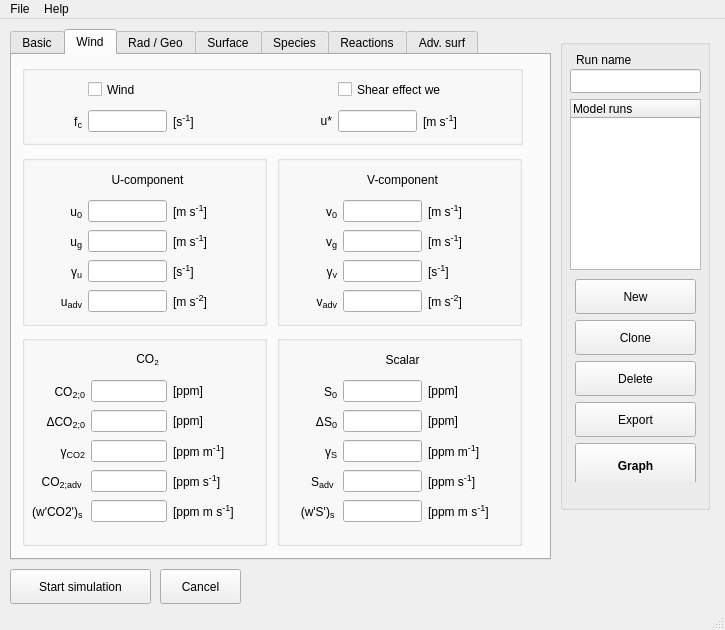
Before: the Qt Designer form mainwindow.ui in classmodel/modelgui, drawn with Qt 5.
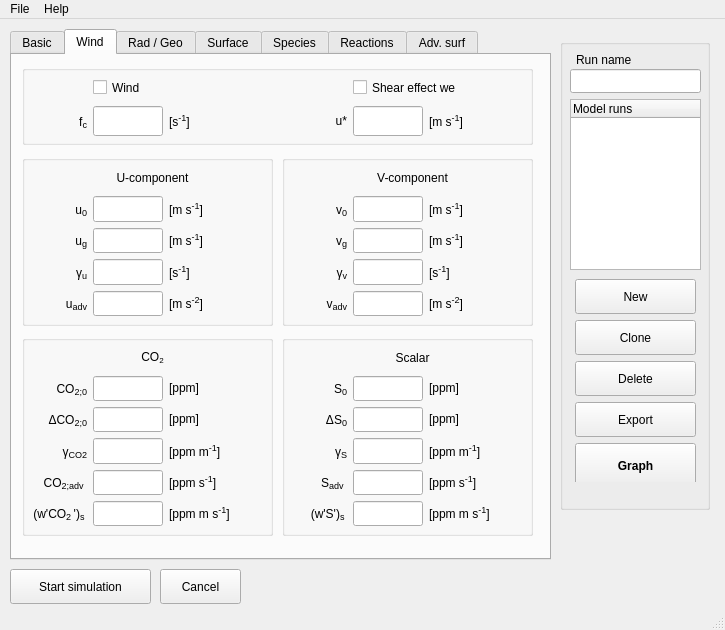
After: the same form once the commit is applied. The open tabs and pages were chosen to show the change.

Diff of the .ui file:
```diff
--- a/mainwindow.ui
+++ b/mainwindow.ui
@@ -1578,7 +1578,7 @@
        <rect>
         <x>10</x>
         <y>100</y>
-        <width>245</width>
+        <width>251</width>
         <height>171</height>
        </rect>
       </property>
@@ -1590,8 +1590,8 @@
         <rect>
          <x>10</x>
          <y>10</y>
-         <width>231</width>
-         <height>153</height>
+         <width>241</width>
+         <height>151</height>
         </rect>
        </property>
        <layout class="QGridLayout" name="wind_U_grid" columnstretch="1,0,1" columnminimumwidth="50,0,90">
@@ -1600,6 +1600,24 @@
         </property>
         <item row="1" column="0">
          <widget class="QLabel" name="label_wind_u">
+          <property name="sizePolicy">
+           <sizepolicy hsizetype="Fixed" vsizetype="Preferred">
+            <horstretch>0</horstretch>
+            <verstretch>0</verstretch>
+           </sizepolicy>
+          </property>
+          <property name="minimumSize">
+           <size>
+            <width>55</width>
+            <height>0</height>
+           </size>
+          </property>
+          <property name="maximumSize">
+           <size>
+            <width>55</width>
+            <height>16777215</height>
+           </size>
+          </property>
           <property name="toolTip">
            <string/>
           </property>
@@ -1614,17 +1632,23 @@
         <item row="1" column="1">
          <widget class="QLineEdit" name="input_wind_u">
           <property name="sizePolicy">
-           <sizepolicy hsizetype="Expanding" vsizetype="Fixed">
+           <sizepolicy hsizetype="Fixed" vsizetype="Expanding">
             <horstretch>0</horstretch>
             <verstretch>0</verstretch>
            </sizepolicy>
           </property>
           <property name="minimumSize">
            <size>
-            <width>60</width>
+            <width>70</width>
             <height>0</height>
            </size>
           </property>
+          <property name="maximumSize">
+           <size>
+            <width>70</width>
+            <height>16777215</height>
+           </size>
+          </property>
           <property name="toolTip">
            <string>initial mixed-layer u-wind speed</string>
           </property>
@@ -1635,6 +1659,24 @@
         </item>
         <item row="2" column="0">
          <widget class="QLabel" name="label_wind_ug">
+          <property name="sizePolicy">
+           <sizepolicy hsizetype="Fixed" vsizetype="Preferred">
+            <horstretch>0</horstretch>
+            <verstretch>0</verstretch>
+           </sizepolicy>
+          </property>
+          <property name="minimumSize">
+           <size>
+            <width>55</width>
+            <height>0</height>
+           </size>
+          </property>
+          <property name="maximumSize">
+           <size>
+            <width>55</width>
+            <height>16777215</height>
+           </size>
+          </property>
           <property name="toolTip">
            <string/>
           </property>
@@ -1648,6 +1690,24 @@
         </item>
         <item row="2" column="1">
          <widget class="QLineEdit" name="input_wind_ug">
+          <property name="sizePolicy">
+           <sizepolicy hsizetype="Fixed" vsizetype="Expanding">
+            <horstretch>0</horstretch>
+            <verstretch>0</verstretch>
+           </sizepolicy>
+          </property>
+          <property name="minimumSize">
+           <size>
+            <width>70</width>
+            <height>0</height>
+           </size>
+          </property>
+          <property name="maximumSize">
+           <size>
+            <width>70</width>
+            <height>16777215</height>
+           </size>
+          </property>
           <property name="toolTip">
            <string>geostrophic  u-wind speed</string>
           </property>
@@ -1658,6 +1718,24 @@
         </item>
         <item row="3" column="0">
          <widget class="QLabel" name="label_wind_gammau">
+          <property name="sizePolicy">
+           <sizepolicy hsizetype="Fixed" vsizetype="Preferred">
+            <horstretch>0</horstretch>
+            <verstretch>0</verstretch>
+           </sizepolicy>
+          </property>
+          <property name="minimumSize">
+           <size>
+            <width>55</width>
+            <height>0</height>
+           </size>
+          </property>
+          <property name="maximumSize">
+           <size>
+            <width>55</width>
+            <height>16777215</height>
+           </size>
+          </property>
           <property name="toolTip">
            <string/>
           </property>
@@ -1671,6 +1749,24 @@
         </item>
         <item row="3" column="1">
          <widget class="QLineEdit" name="input_wind_gammau">
+          <property name="sizePolicy">
+           <sizepolicy hsizetype="Fixed" vsizetype="Expanding">
+            <horstretch>0</horstretch>
+            <verstretch>0</verstretch>
+           </sizepolicy>
+          </property>
+          <property name="minimumSize">
+           <size>
+            <width>70</width>
+            <height>0</height>
+           </size>
+          </property>
+          <property name="maximumSize">
+           <size>
+            <width>70</width>
+            <height>16777215</height>
+           </size>
+          </property>
           <property name="toolTip">
            <string>free atmosphere u-wind speed lapse rate</string>
           </property>
@@ -1681,6 +1777,24 @@
         </item>
         <item row="4" column="0">
          <widget class="QLabel" name="label_wind_advu">
+          <property name="sizePolicy">
+           <sizepolicy hsizetype="Fixed" vsizetype="Preferred">
+            <horstretch>0</horstretch>
+            <verstretch>0</verstretch>
+           </sizepolicy>
+          </property>
+          <property name="minimumSize">
+           <size>
+            <width>55</width>
+            <height>0</height>
+           </size>
+          </property>
+          <property name="maximumSize">
+           <size>
+            <width>55</width>
+            <height>16777215</height>
+           </size>
+          </property>
           <property name="toolTip">
            <string/>
           </property>
@@ -1694,6 +1808,24 @@
         </item>
         <item row="4" column="1">
          <widget class="QLineEdit" name="input_wind_advu">
+          <property name="sizePolicy">
+           <sizepolicy hsizetype="Fixed" vsizetype="Expanding">
+            <horstretch>0</horstretch>
+            <verstretch>0</verstretch>
+           </sizepolicy>
+          </property>
+          <property name="minimumSize">
+           <size>
+            <width>70</width>
+            <height>0</height>
+           </size>
+          </property>
+          <property name="maximumSize">
+           <size>
+            <width>70</width>
+            <height>16777215</height>
+           </size>
+          </property>
           <property name="toolTip">
            <string>advection of u-wind</string>
           </property>
@@ -1782,9 +1914,9 @@
      <widget class="QGroupBox" name="wind_V_group">
       <property name="geometry">
        <rect>
-        <x>265</x>
+        <x>270</x>
         <y>100</y>
-        <width>245</width>
+        <width>251</width>
         <height>171</height>
        </rect>
       </property>
@@ -1796,8 +1928,8 @@
         <rect>
          <x>10</x>
          <y>10</y>
-         <width>231</width>
-         <height>153</height>
+         <width>241</width>
+         <height>151</height>
         </rect>
        </property>
        <layout class="QGridLayout" name="u_comp_grid_2" columnstretch="1,0,1" columnminimumwidth="50,0,90">
@@ -1806,6 +1938,24 @@
         </property>
         <item row="1" column="0">
          <widget class="QLabel" name="label_wind_v">
+          <property name="sizePolicy">
+           <sizepolicy hsizetype="Fixed" vsizetype="Preferred">
+            <horstretch>0</horstretch>
+            <verstretch>0</verstretch>
+           </sizepolicy>
+          </property>
+          <property name="minimumSize">
+           <size>
+            <width>55</width>
+            <height>0</height>
+           </size>
+          </property>
+          <property name="maximumSize">
+           <size>
+            <width>55</width>
+            <height>16777215</height>
+           </size>
+          </property>
           <property name="toolTip">
            <string/>
           </property>
@@ -1819,12 +1969,24 @@
         </item>
         <item row="1" column="1">
          <widget class="QLineEdit" name="input_wind_v">
+          <property name="sizePolicy">
+           <sizepolicy hsizetype="Fixed" vsizetype="Expanding">
+            <horstretch>0</horstretch>
+            <verstretch>0</verstretch>
+           </sizepolicy>
+          </property>
           <property name="minimumSize">
            <size>
-            <width>60</width>
+            <width>70</width>
             <height>0</height>
            </size>
           </property>
+          <property name="maximumSize">
+           <size>
+            <width>70</width>
+            <height>16777215</height>
+           </size>
+          </property>
           <property name="toolTip">
            <string>initial mixed-layer v-wind speed</string>
           </property>
@@ -1835,6 +1997,24 @@
         </item>
         <item row="2" column="0">
          <widget class="QLabel" name="label_wind_vg">
+          <property name="sizePolicy">
+           <sizepolicy hsizetype="Fixed" vsizetype="Preferred">
+            <horstretch>0</horstretch>
+            <verstretch>0</verstretch>
+           </sizepolicy>
+          </property>
+          <property name="minimumSize">
+           <size>
+            <width>55</width>
+            <height>0</height>
+           </size>
+          </property>
+          <property name="maximumSize">
+           <size>
+            <width>55</width>
+            <height>16777215</height>
+           </size>
+          </property>
           <property name="toolTip">
            <string/>
           </property>
@@ -1848,6 +2028,24 @@
         </item>
         <item row="2" column="1">
          <widget class="QLineEdit" name="input_wind_vg">
+          <property name="sizePolicy">
+           <sizepolicy hsizetype="Fixed" vsizetype="Expanding">
+            <horstretch>0</horstretch>
+            <verstretch>0</verstretch>
+           </sizepolicy>
+          </property>
+          <property name="minimumSize">
+           <size>
+            <width>70</width>
+            <height>0</height>
+           </size>
+          </property>
+          <property name="maximumSize">
+           <size>
+            <width>70</width>
+            <height>16777215</height>
+           </size>
+          </property>
           <property name="toolTip">
            <string>geostrophic  v-wind speed</string>
           </property>
@@ -1858,6 +2056,24 @@
         </item>
         <item row="3" column="0">
          <widget class="QLabel" name="label_wind_gammav">
+          <property name="sizePolicy">
+           <sizepolicy hsizetype="Fixed" vsizetype="Preferred">
+            <horstretch>0</horstretch>
+            <verstretch>0</verstretch>
+           </sizepolicy>
+          </property>
+          <property name="minimumSize">
+           <size>
+            <width>55</width>
+            <height>0</height>
+           </size>
+          </property>
+          <property name="maximumSize">
+           <size>
+            <width>55</width>
+            <height>16777215</height>
+           </size>
+          </property>
           <property name="toolTip">
            <string/>
           </property>
@@ -1871,6 +2087,24 @@
         </item>
         <item row="3" column="1">
          <widget class="QLineEdit" name="input_wind_gammav">
+          <property name="sizePolicy">
+           <sizepolicy hsizetype="Fixed" vsizetype="Expanding">
+            <horstretch>0</horstretch>
+            <verstretch>0</verstretch>
+           </sizepolicy>
+          </property>
+          <property name="minimumSize">
+           <size>
+            <width>70</width>
+            <height>0</height>
+           </size>
+          </property>
+          <property name="maximumSize">
+           <size>
+            <width>70</width>
+            <height>16777215</height>
+           </size>
+          </property>
           <property name="toolTip">
            <string>free atmosphere v-wind speed lapse rate</string>
           </property>
@@ -1881,6 +2115,24 @@
         </item>
         <item row="4" column="0">
          <widget class="QLabel" name="label_wind_advv">
+          <property name="sizePolicy">
+           <sizepolicy hsizetype="Fixed" vsizetype="Preferred">
+            <horstretch>0</horstretch>
+            <verstretch>0</verstretch>
+           </sizepolicy>
+          </property>
+          <property name="minimumSize">
+           <size>
+            <width>55</width>
+            <height>0</height>
+           </size>
+          </property>
+          <property name="maximumSize">
+           <size>
+            <width>55</width>
+            <height>16777215</height>
+           </size>
+          </property>
           <property name="toolTip">
            <string/>
           </property>
@@ -1894,6 +2146,24 @@
         </item>
         <item row="4" column="1">
          <widget class="QLineEdit" name="input_wind_advv">
+          <property name="sizePolicy">
+           <sizepolicy hsizetype="Fixed" vsizetype="Expanding">
+            <horstretch>0</horstretch>
+            <verstretch>0</verstretch>
+           </sizepolicy>
+          </property>
+          <property name="minimumSize">
+           <size>
+            <width>70</width>
+            <height>0</height>
+           </size>
+          </property>
+          <property name="maximumSize">
+           <size>
+            <width>70</width>
+            <height>16777215</height>
+           </size>
+          </property>
           <property name="toolTip">
            <string>advection of v-wind</string>
           </property>
@@ -1982,10 +2252,10 @@
      <widget class="QGroupBox" name="scalar_group">
       <property name="geometry">
        <rect>
-        <x>265</x>
+        <x>270</x>
         <y>280</y>
-        <width>245</width>
-        <height>211</height>
+        <width>251</width>
+        <height>201</height>
        </rect>
       </property>
       <property name="title">
@@ -1996,13 +2266,31 @@
         <rect>
          <x>10</x>
          <y>10</y>
-         <width>231</width>
-         <height>185</height>
+         <width>241</width>
+         <height>181</height>
         </rect>
        </property>
        <layout class="QGridLayout" name="scalar_grid" columnstretch="1,0,1" columnminimumwidth="50,0,90">
         <item row="1" column="0">
          <widget class="QLabel" name="label_sca_sca">
+          <property name="sizePolicy">
+           <sizepolicy hsizetype="Fixed" vsizetype="Preferred">
+            <horstretch>0</horstretch>
+            <verstretch>0</verstretch>
+           </sizepolicy>
+          </property>
+          <property name="minimumSize">
+           <size>
+            <width>55</width>
+            <height>0</height>
+           </size>
+          </property>
+          <property name="maximumSize">
+           <size>
+            <width>55</width>
+            <height>16777215</height>
+           </size>
+          </property>
           <property name="toolTip">
            <string/>
           </property>
@@ -2016,6 +2304,24 @@
         </item>
         <item row="2" column="0">
          <widget class="QLabel" name="label_sca_dsca">
+          <property name="sizePolicy">
+           <sizepolicy hsizetype="Fixed" vsizetype="Preferred">
+            <horstretch>0</horstretch>
+            <verstretch>0</verstretch>
+           </sizepolicy>
+          </property>
+          <property name="minimumSize">
+           <size>
+            <width>55</width>
+            <height>0</height>
+           </size>
+          </property>
+          <property name="maximumSize">
+           <size>
+            <width>55</width>
+            <height>16777215</height>
+           </size>
+          </property>
           <property name="toolTip">
            <string/>
           </property>
@@ -2029,6 +2335,24 @@
         </item>
         <item row="3" column="0">
          <widget class="QLabel" name="label_sca_gammasca">
+          <property name="sizePolicy">
+           <sizepolicy hsizetype="Fixed" vsizetype="Preferred">
+            <horstretch>0</horstretch>
+            <verstretch>0</verstretch>
+           </sizepolicy>
+          </property>
+          <property name="minimumSize">
+           <size>
+            <width>55</width>
+            <height>0</height>
+           </size>
+          </property>
+          <property name="maximumSize">
+           <size>
+            <width>55</width>
+            <height>16777215</height>
+           </size>
+          </property>
           <property name="toolTip">
            <string/>
           </property>
@@ -2042,12 +2366,24 @@
         </item>
         <item row="1" column="1">
          <widget class="QLineEdit" name="input_sca_sca">
+          <property name="sizePolicy">
+           <sizepolicy hsizetype="Fixed" vsizetype="Expanding">
+            <horstretch>0</horstretch>
+            <verstretch>0</verstretch>
+           </sizepolicy>
+          </property>
           <property name="minimumSize">
            <size>
-            <width>60</width>
+            <width>70</width>
             <height>0</height>
            </size>
           </property>
+          <property name="maximumSize">
+           <size>
+            <width>70</width>
+            <height>16777215</height>
+           </size>
+          </property>
           <property name="toolTip">
            <string>initial mixed-layer potential temperature</string>
           </property>
@@ -2061,6 +2397,24 @@
         </item>
         <item row="2" column="1">
          <widget class="QLineEdit" name="input_sca_dsca">
+          <property name="sizePolicy">
+           <sizepolicy hsizetype="Fixed" vsizetype="Expanding">
+            <horstretch>0</horstretch>
+            <verstretch>0</verstretch>
+           </sizepolicy>
+          </property>
+          <property name="minimumSize">
+           <size>
+            <width>70</width>
+            <height>0</height>
+           </size>
+          </property>
+          <property name="maximumSize">
+           <size>
+            <width>70</width>
+            <height>16777215</height>
+           </size>
+          </property>
           <property name="toolTip">
            <string>initial temperature jump at h</string>
           </property>
@@ -2074,6 +2428,24 @@
         </item>
         <item row="3" column="1">
          <widget class="QLineEdit" name="input_sca_gammasca">
+          <property name="sizePolicy">
+           <sizepolicy hsizetype="Fixed" vsizetype="Expanding">
+            <horstretch>0</horstretch>
+            <verstretch>0</verstretch>
+           </sizepolicy>
+          </property>
+          <property name="minimumSize">
+           <size>
+            <width>70</width>
+            <height>0</height>
+           </size>
+          </property>
+          <property name="maximumSize">
+           <size>
+            <width>70</width>
+            <height>16777215</height>
+           </size>
+          </property>
           <property name="toolTip">
            <string>free atmosphere potential temperature lapse rate</string>
           </property>
@@ -2087,6 +2459,24 @@
         </item>
         <item row="5" column="0">
          <widget class="QLabel" name="label_sca_wsca">
+          <property name="sizePolicy">
+           <sizepolicy hsizetype="Fixed" vsizetype="Preferred">
+            <horstretch>0</horstretch>
+            <verstretch>0</verstretch>
+           </sizepolicy>
+          </property>
+          <property name="minimumSize">
+           <size>
+            <width>55</width>
+            <height>0</height>
+           </size>
+          </property>
+          <property name="maximumSize">
+           <size>
+            <width>55</width>
+            <height>16777215</height>
+           </size>
+          </property>
           <property name="toolTip">
            <string/>
           </property>
@@ -2100,6 +2490,24 @@
         </item>
         <item row="5" column="1">
          <widget class="QLineEdit" name="input_sca_wsca">
+          <property name="sizePolicy">
+           <sizepolicy hsizetype="Fixed" vsizetype="Expanding">
+            <horstretch>0</horstretch>
+            <verstretch>0</verstretch>
+           </sizepolicy>
+          </property>
+          <property name="minimumSize">
+           <size>
+            <width>70</width>
+            <height>0</height>
+           </size>
+          </property>
+          <property name="maximumSize">
+           <size>
+            <width>70</width>
+            <height>16777215</height>
+           </size>
+          </property>
           <property name="toolTip">
            <string>surface kinematic heat flux</string>
           </property>
@@ -2187,6 +2595,24 @@
         </item>
         <item row="4" column="1">
          <widget class="QLineEdit" name="input_sca_advsca">
+          <property name="sizePolicy">
+           <sizepolicy hsizetype="Fixed" vsizetype="Expanding">
+            <horstretch>0</horstretch>
+            <verstretch>0</verstretch>
+           </sizepolicy>
+          </property>
+          <property name="minimumSize">
+           <size>
+            <width>70</width>
+            <height>0</height>
+           </size>
+          </property>
+          <property name="maximumSize">
+           <size>
+            <width>70</width>
+            <height>16777215</height>
+           </size>
+          </property>
           <property name="toolTip">
            <string>advection of heat</string>
           </property>
@@ -2200,6 +2626,24 @@
         </item>
         <item row="4" column="0">
          <widget class="QLabel" name="label_sca_advsca">
+          <property name="sizePolicy">
+           <sizepolicy hsizetype="Fixed" vsizetype="Preferred">
+            <horstretch>0</horstretch>
+            <verstretch>0</verstretch>
+           </sizepolicy>
+          </property>
+          <property name="minimumSize">
+           <size>
+            <width>55</width>
+            <height>0</height>
+           </size>
+          </property>
+          <property name="maximumSize">
+           <size>
+            <width>55</width>
+            <height>16777215</height>
+           </size>
+          </property>
           <property name="toolTip">
            <string/>
           </property>
@@ -2233,8 +2677,8 @@
        <rect>
         <x>10</x>
         <y>280</y>
-        <width>245</width>
-        <height>211</height>
+        <width>251</width>
+        <height>201</height>
        </rect>
       </property>
       <property name="title">
@@ -2245,13 +2689,31 @@
         <rect>
          <x>10</x>
          <y>10</y>
-         <width>231</width>
-         <height>185</height>
+         <width>241</width>
+         <height>181</height>
         </rect>
        </property>
        <layout class="QGridLayout" name="CO2_grid" columnstretch="1,0,1" columnminimumwidth="50,0,90">
         <item row="1" column="0">
          <widget class="QLabel" name="label_CO2_CO2">
+          <property name="sizePolicy">
+           <sizepolicy hsizetype="Fixed" vsizetype="Preferred">
+            <horstretch>0</horstretch>
+            <verstretch>0</verstretch>
+           </sizepolicy>
+          </property>
+          <property name="minimumSize">
+           <size>
+            <width>55</width>
+            <height>0</height>
+           </size>
+          </property>
+          <property name="maximumSize">
+           <size>
+            <width>55</width>
+            <height>16777215</height>
+           </size>
+          </property>
           <property name="toolTip">
            <string/>
           </property>
@@ -2265,6 +2727,24 @@
         </item>
         <item row="2" column="0">
          <widget class="QLabel" name="label_CO2_dCO2">
+          <property name="sizePolicy">
+           <sizepolicy hsizetype="Fixed" vsizetype="Preferred">
+            <horstretch>0</horstretch>
+            <verstretch>0</verstretch>
+           </sizepolicy>
+          </property>
+          <property name="minimumSize">
+           <size>
+            <width>55</width>
+            <height>0</height>
+           </size>
+          </property>
+          <property name="maximumSize">
+           <size>
+            <width>55</width>
+            <height>16777215</height>
+           </size>
+          </property>
           <property name="toolTip">
            <string/>
           </property>
@@ -2278,6 +2758,24 @@
         </item>
         <item row="3" column="0">
          <widget class="QLabel" name="label_CO2_gammaCO2">
+          <property name="sizePolicy">
+           <sizepolicy hsizetype="Fixed" vsizetype="Preferred">
+            <horstretch>0</horstretch>
+            <verstretch>0</verstretch>
+           </sizepolicy>
+          </property>
+          <property name="minimumSize">
+           <size>
+            <width>55</width>
+            <height>0</height>
+           </size>
+          </property>
+          <property name="maximumSize">
+           <size>
+            <width>55</width>
+            <height>16777215</height>
+           </size>
+          </property>
           <property name="toolTip">
            <string/>
           </property>
@@ -2291,12 +2789,24 @@
         </item>
         <item row="1" column="1">
          <widget class="QLineEdit" name="input_CO2_CO2">
+          <property name="sizePolicy">
+           <sizepolicy hsizetype="Fixed" vsizetype="Expanding">
+            <horstretch>0</horstretch>
+            <verstretch>0</verstretch>
+           </sizepolicy>
+          </property>
           <property name="minimumSize">
            <size>
-            <width>60</width>
+            <width>70</width>
             <height>0</height>
            </size>
           </property>
+          <property name="maximumSize">
+           <size>
+            <width>70</width>
+            <height>16777215</height>
+           </size>
+          </property>
           <property name="toolTip">
            <string>initial mixed-layer potential temperature</string>
           </property>
@@ -2310,6 +2820,24 @@
         </item>
         <item row="2" column="1">
          <widget class="QLineEdit" name="input_CO2_dCO2">
+          <property name="sizePolicy">
+           <sizepolicy hsizetype="Fixed" vsizetype="Expanding">
+            <horstretch>0</horstretch>
+            <verstretch>0</verstretch>
+           </sizepolicy>
+          </property>
+          <property name="minimumSize">
+           <size>
+            <width>70</width>
+            <height>0</height>
+           </size>
+          </property>
+          <property name="maximumSize">
+           <size>
+            <width>70</width>
+            <height>16777215</height>
+           </size>
+          </property>
           <property name="toolTip">
            <string>initial temperature jump at h</string>
           </property>
@@ -2323,6 +2851,24 @@
         </item>
         <item row="3" column="1">
          <widget class="QLineEdit" name="input_CO2_gammaCO2">
+          <property name="sizePolicy">
+           <sizepolicy hsizetype="Fixed" vsizetype="Expanding">
+            <horstretch>0</horstretch>
+            <verstretch>0</verstretch>
+           </sizepolicy>
+          </property>
+          <property name="minimumSize">
+           <size>
+            <width>70</width>
+            <height>0</height>
+           </size>
+          </property>
+          <property name="maximumSize">
+           <size>
+            <width>70</width>
+            <height>16777215</height>
+           </size>
+          </property>
           <property name="toolTip">
            <string>free atmosphere potential temperature lapse rate</string>
           </property>
@@ -2336,11 +2882,29 @@
         </item>
         <item row="5" column="0">
          <widget class="QLabel" name="label_CO2_wCO2">
+          <property name="sizePolicy">
+           <sizepolicy hsizetype="Fixed" vsizetype="Preferred">
+            <horstretch>0</horstretch>
+            <verstretch>0</verstretch>
+           </sizepolicy>
+          </property>
+          <property name="minimumSize">
+           <size>
+            <width>55</width>
+            <height>0</height>
+           </size>
+          </property>
+          <property name="maximumSize">
+           <size>
+            <width>55</width>
+            <height>16777215</height>
+           </size>
+          </property>
           <property name="toolTip">
            <string/>
           </property>
           <property name="text">
-           <string>&lt;html&gt;(w'CO2')&lt;span style=&quot; font-size:14px; vertical-align:sub;&quot;&gt;s &lt;/span&gt;&lt;/html&gt;</string>
+           <string>&lt;html&gt;(w'CO&lt;span style=&quot; font-size:14px; vertical-align:sub;&quot;&gt;2 &lt;/span&gt;')&lt;span style=&quot; font-size:14px; vertical-align:sub;&quot;&gt;s &lt;/span&gt;&lt;/html&gt;</string>
           </property>
           <property name="alignment">
            <set>Qt::AlignRight|Qt::AlignTrailing|Qt::AlignVCenter</set>
@@ -2349,6 +2913,24 @@
         </item>
         <item row="5" column="1">
          <widget class="QLineEdit" name="input_CO2_wCO2">
+          <property name="sizePolicy">
+           <sizepolicy hsizetype="Fixed" vsizetype="Expanding">
+            <horstretch>0</horstretch>
+            <verstretch>0</verstretch>
+           </sizepolicy>
+          </property>
+          <property name="minimumSize">
+           <size>
+            <width>70</width>
+            <height>0</height>
+           </size>
+          </property>
+          <property name="maximumSize">
+           <size>
+            <width>70</width>
+            <height>16777215</height>
+           </size>
+          </property>
           <property name="toolTip">
            <string>surface kinematic heat flux</string>
           </property>
@@ -2436,6 +3018,24 @@
         </item>
         <item row="4" column="1">
          <widget class="QLineEdit" name="input_CO2_CO2adv">
+          <property name="sizePolicy">
+           <sizepolicy hsizetype="Fixed" vsizetype="Expanding">
+            <horstretch>0</horstretch>
+            <verstretch>0</verstretch>
+           </sizepolicy>
+          </property>
+          <property name="minimumSize">
+           <size>
+            <width>70</width>
+            <height>0</height>
+           </size>
+          </property>
+          <property name="maximumSize">
+           <size>
+            <width>70</width>
+            <height>16777215</height>
+           </size>
+          </property>
           <property name="toolTip">
            <string>advection of heat</string>
           </property>
@@ -2449,6 +3049,24 @@
         </item>
         <item row="4" column="0">
          <widget class="QLabel" name="label_CO2_C02adv">
+          <property name="sizePolicy">
+           <sizepolicy hsizetype="Fixed" vsizetype="Preferred">
+            <horstretch>0</horstretch>
+            <verstretch>0</verstretch>
+           </sizepolicy>
+          </property>
+          <property name="minimumSize">
+           <size>
+            <width>55</width>
+            <height>0</height>
+           </size>
+          </property>
+          <property name="maximumSize">
+           <size>
+            <width>55</width>
+            <height>16777215</height>
+           </size>
+          </property>
           <property name="toolTip">
            <string/>
           </property>
@@ -2482,7 +3100,7 @@
        <rect>
         <x>10</x>
         <y>10</y>
-        <width>501</width>
+        <width>511</width>
         <height>80</height>
        </rect>
       </property>
@@ -2494,13 +3112,31 @@
         <rect>
          <x>10</x>
          <y>10</y>
-         <width>231</width>
+         <width>241</width>
          <height>61</height>
         </rect>
        </property>
        <layout class="QGridLayout" name="wind_grid_1" columnstretch="1,0,1" columnminimumwidth="50,0,90">
         <item row="1" column="0">
          <widget class="QLabel" name="label_wind_fc">
+          <property name="sizePolicy">
+           <sizepolicy hsizetype="Fixed" vsizetype="Preferred">
+            <horstretch>0</horstretch>
+            <verstretch>0</verstretch>
+           </sizepolicy>
+          </property>
+          <property name="minimumSize">
+           <size>
+            <width>55</width>
+            <height>0</height>
+           </size>
+          </property>
+          <property name="maximumSize">
+           <size>
+            <width>55</width>
+            <height>16777215</height>
+           </size>
+          </property>
           <property name="toolTip">
            <string/>
           </property>
@@ -2514,6 +3150,24 @@
         </item>
         <item row="1" column="1">
          <widget class="QLineEdit" name="input_wind_fc">
+          <property name="sizePolicy">
+           <sizepolicy hsizetype="Fixed" vsizetype="Expanding">
+            <horstretch>0</horstretch>
+            <verstretch>0</verstretch>
+           </sizepolicy>
+          </property>
+          <property name="minimumSize">
+           <size>
+            <width>70</width>
+            <height>0</height>
+           </size>
+          </property>
+          <property name="maximumSize">
+           <size>
+            <width>70</width>
+            <height>16777215</height>
+           </size>
+          </property>
           <property name="toolTip">
            <string>coriolis parameter</string>
           </property>
@@ -2556,15 +3210,33 @@
       <widget class="QWidget" name="gridLayoutWidget_30">
        <property name="geometry">
         <rect>
-         <x>260</x>
+         <x>270</x>
          <y>10</y>
-         <width>231</width>
+         <width>241</width>
          <height>61</height>
         </rect>
        </property>
        <layout class="QGridLayout" name="wind_grid_2" columnstretch="1,0,1" columnminimumwidth="50,0,90">
         <item row="1" column="0">
          <widget class="QLabel" name="label_wind_ustar">
+          <property name="sizePolicy">
+           <sizepolicy hsizetype="Fixed" vsizetype="Preferred">
+            <horstretch>0</horstretch>
+            <verstretch>0</verstretch>
+           </sizepolicy>
+          </property>
+          <property name="minimumSize">
+           <size>
+            <width>55</width>
+            <height>0</height>
+           </size>
+          </property>
+          <property name="maximumSize">
+           <size>
+            <width>55</width>
+            <height>16777215</height>
+           </size>
+          </property>
           <property name="toolTip">
            <string/>
           </property>
@@ -2578,6 +3250,24 @@
         </item>
         <item row="1" column="1">
          <widget class="QLineEdit" name="input_wind_ustar">
+          <property name="sizePolicy">
+           <sizepolicy hsizetype="Fixed" vsizetype="Expanding">
+            <horstretch>0</horstretch>
+            <verstretch>0</verstretch>
+           </sizepolicy>
+          </property>
+          <property name="minimumSize">
+           <size>
+            <width>70</width>
+            <height>0</height>
+           </size>
+          </property>
+          <property name="maximumSize">
+           <size>
+            <width>70</width>
+            <height>16777215</height>
+           </size>
+          </property>
           <property name="toolTip">
            <string>surface friction velocity</string>
           </property>
```
